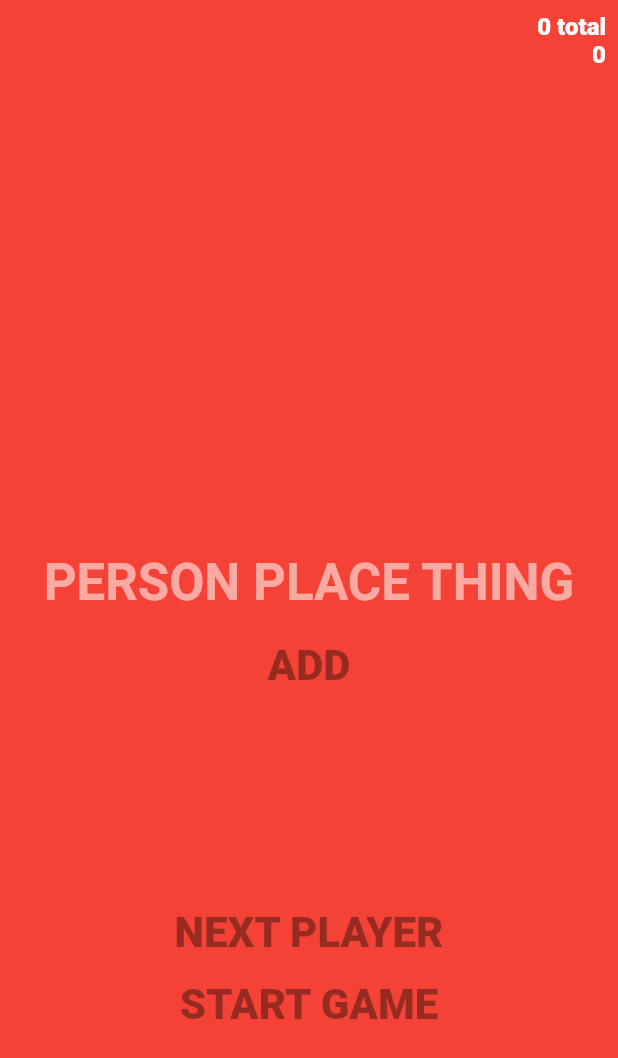
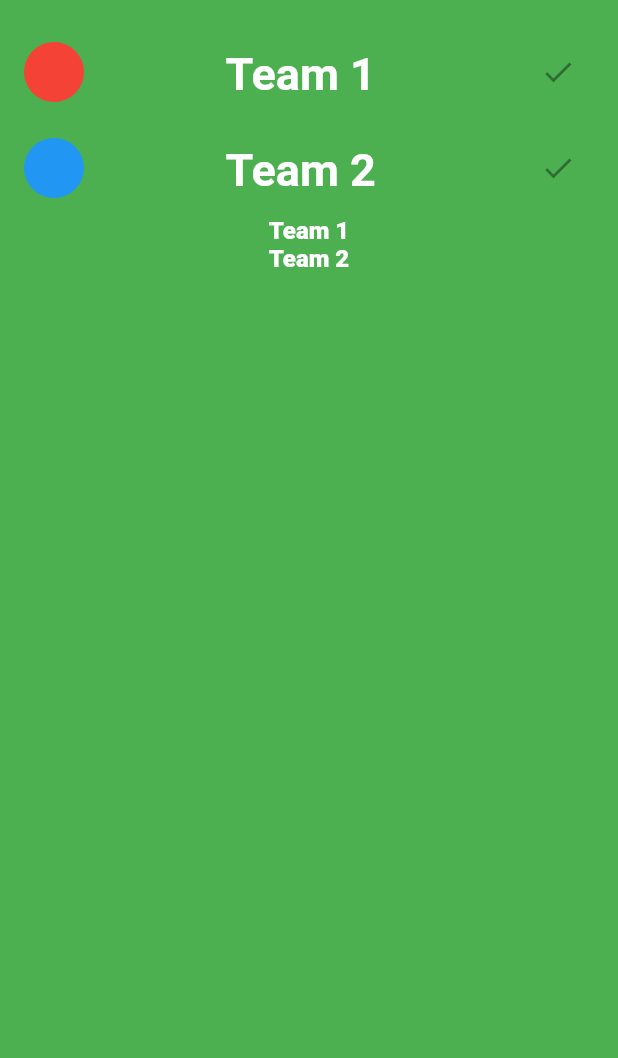
Before and after one commit to teejstroyer/fish_bowl_game, a Flutter app: the screen it shows after launch, on a phone screen of 412 x 824 dp. Shown: the top 1058 px of the screen. Run offline on Flutter 3.47's test engine with Material 2 defaults, Android fonts, the phone set to English and light mode, and no system bars; our stand-ins replace audioplayers; project files that could hold a hidden picture were left out.

Commit message:
Added team entry page which sets team name

```diff
--- /dev/null
+++ b/lib/components/team_entry.dart
@@ -0,0 +1,80 @@
+import 'package:fish_bowl_game/providers/game_model.dart';
+import 'package:flutter/material.dart';
+import 'package:provider/provider.dart';
+
+class TeamEntry extends StatefulWidget {
+  final String Function() getTeamName;
+  final Function(String val) setTeamName;
+  final String Function() getOtherTeamName;
+  final Map<Color, bool> Function() getColors;
+  final Color Function() getTeamColor;
+  final Function(Color val) setTeamColor;
+
+  const TeamEntry(
+      {super.key,
+      required this.getTeamName,
+      required this.setTeamName,
+      required this.getOtherTeamName,
+      required this.getColors,
+      required this.getTeamColor,
+      required this.setTeamColor});
+
+  @override
+  State<StatefulWidget> createState() => _TeamEntryState();
+}
+
+class _TeamEntryState extends State<TeamEntry> {
+  final TextEditingController _textController = TextEditingController();
+  bool _validInput = false;
+  bool validateInput(String newVal, String oldVal) {
+    return newVal.toUpperCase() != oldVal.toUpperCase();
+  }
+
+  void setTeamName() {
+    widget.setTeamName(_textController.text);
+    setState(() {
+      _validInput = false;
+    });
+  }
+
+  @override
+  void initState() {
+    super.initState();
+    _textController.text = widget.getTeamName();
+    _textController.addListener(() {
+      _validInput = validateInput(_textController.text, widget.getTeamName());
+      setState(() {});
+    });
+  }
+
+  @override
+  Widget build(BuildContext context) {
+    GameModel gameModel = Provider.of<GameModel>(context, listen: false);
+    return Container(
+      //Border white rounded
+      child: Row(
+        children: [
+          CircleAvatar(
+            backgroundColor: widget.getTeamColor(),
+            foregroundColor: Colors.white,
+          ),
+          Expanded(
+            child: TextField(
+              controller: _textController,
+              textAlign: TextAlign.center,
+              style: Theme.of(context).inputDecorationTheme.labelStyle,
+              textAlignVertical: TextAlignVertical.center,
+              decoration: const InputDecoration(
+                hintText: 'Team Name',
+              ),
+            ),
+          ),
+          IconButton(
+            onPressed: _validInput ? setTeamName : null,
+            icon: const Icon(Icons.check),
+          ),
+        ],
+      ),
+    );
+  }
+}
--- a/lib/main.dart
+++ b/lib/main.dart
@@ -4,6 +4,7 @@ import 'package:fish_bowl_game/providers/game_model.dart';
 import 'package:fish_bowl_game/screens/new_game_screen.dart';
 import 'package:flutter/material.dart';
 import 'package:provider/provider.dart';
+import 'package:fish_bowl_game/screens/title_screen.dart';
 
 void main() {
   runApp(MultiProvider(
@@ -30,7 +31,7 @@ class MyApp extends StatelessWidget {
       title: 'Flutter Demo',
       debugShowCheckedModeBanner: false,
       theme: GameTheme().theme,
-      home: const NewGameScreen(),
+      home: TitleScreen(),
     );
   }
 }
--- a/lib/providers/game_model.dart
+++ b/lib/providers/game_model.dart
@@ -16,6 +16,11 @@ class GameModel extends ChangeNotifier {
   int _round = -1;
   List<int> _team1Score = [0, 0, 0];
   List<int> _team2Score = [0, 0, 0];
+  String _team1 = "Team 1";
+  String _team2 = "Team 2";
+  Color _team1Color = Colors.red;
+  Color _team2Color = Colors.blue;
+
   bool _team1Turn = true;
   int _gameColorIndex = 0;
   final List<Color> _gameColors = [
@@ -36,7 +41,13 @@ class GameModel extends ChangeNotifier {
   String get currentThing => thingsLeft > 0 ? _wordsInRound.first : "EMPTY";
   int get thingsLeft => _wordsInRound.length;
   int get thingCount => _words.length;
-  String get team => _team1Turn ? "Team 1" : "Team 2";
+  String get team1 => _team1;
+  String get team2 => _team2;
+  String get team => _team1Turn ? _team1 : _team2;
+  Color get team1Color => _team1Color;
+  Color get team2Color => _team2Color;
+  //Instead of hardcoding team 1/2 pull the user defined team name.
+
   String get round => "Round ${_round + 1}";
   Color get gameColor => _gameColors[_gameColorIndex];
 
@@ -50,6 +61,44 @@ class GameModel extends ChangeNotifier {
       default:
         return "Say anything but the word";
     }
+  }
+
+  bool setTeamName(String name, bool isTeam1) {
+    if (isTeam1 && _team2.toUpperCase() == name.toUpperCase()) {
+      return false;
+    }
+    if (!isTeam1 && _team1.toUpperCase() == name.toUpperCase()) {
+      return false;
+    }
+
+    if (isTeam1) {
+      _team1 = name;
+    } else {
+      _team2 = name;
+    }
+    notifyListeners();
+    return true;
+  }
+
+  bool setTeamColor(Color color, bool isTeam1) {
+    if (isTeam1 && _team2Color == color) {
+      return false;
+    }
+    if (!isTeam1 && _team1Color == color) {
+      return false;
+    }
+
+    if (isTeam1) {
+      _team1Color = color;
+    } else {
+      _team2Color = color;
+    }
+    notifyListeners();
+    return true;
+  }
+
+  Map<Color, bool> getGameColors() {
+    return {for (var c in _gameColors) c: c != _team1Color && c != _team2Color};
   }
 
   int get team1Score => _team1Score.fold(0, (prev, cur) => prev + cur);
--- /dev/null
+++ b/lib/screens/title_screen.dart
@@ -0,0 +1,49 @@
+import 'package:fish_bowl_game/components/team_entry.dart';
+import 'package:fish_bowl_game/providers/game_model.dart';
+import 'package:flutter/material.dart';
+import 'package:provider/provider.dart';
+
+class TitleScreen extends StatelessWidget {
+  @override
+  Widget build(BuildContext context) {
+    var gameModel = Provider.of<GameModel>(context, listen: false);
+    return Scaffold(
+      body: Container(
+        color: Colors.green,
+        child: SafeArea(
+          child: Center(
+            child: Padding(
+              padding: const EdgeInsets.all(16.0),
+              child: Column(
+                children: [
+                  TeamEntry(
+                    getTeamName: () => gameModel.team1,
+                    setTeamName: (val) => gameModel.setTeamName(val, true),
+                    getColors: () => gameModel.getGameColors(),
+                    getOtherTeamName: () => gameModel.team2,
+                    getTeamColor: () => gameModel.team1Color,
+                    setTeamColor: (val) => gameModel.setTeamColor(val, true),
+                  ),
+                  TeamEntry(
+                    getTeamName: () => gameModel.team2,
+                    setTeamName: (val) => gameModel.setTeamName(val, false),
+                    getColors: () => gameModel.getGameColors(),
+                    getOtherTeamName: () => gameModel.team1,
+                    getTeamColor: () => gameModel.team2Color,
+                    setTeamColor: (val) => gameModel.setTeamColor(val, false),
+                  ),
+                  Consumer<GameModel>(
+                      builder: (context, gameModel, child) =>
+                          Text(gameModel.team1)),
+                  Consumer<GameModel>(
+                      builder: (context, gameModel, child) =>
+                          Text(gameModel.team2))
+                ],
+              ),
+            ),
+          ),
+        ),
+      ),
+    );
+  }
+}
```
